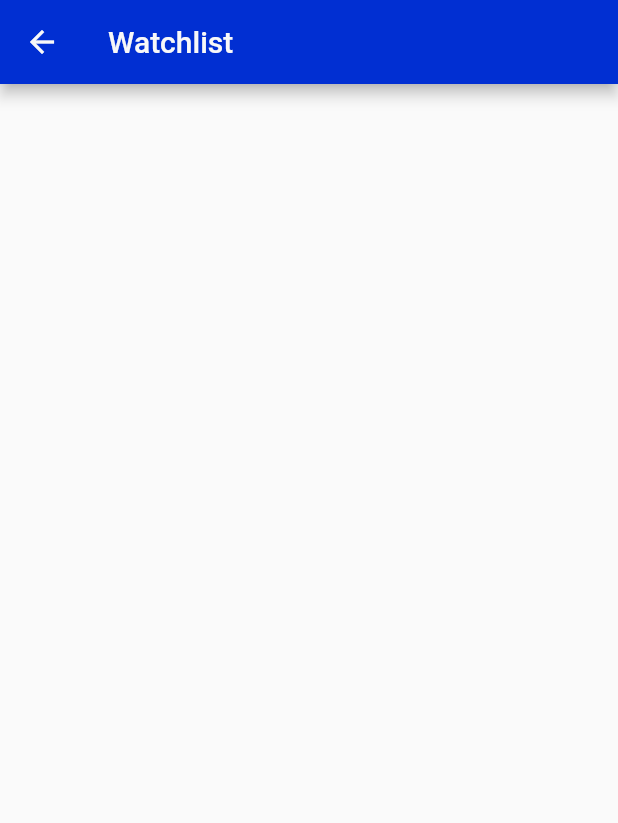
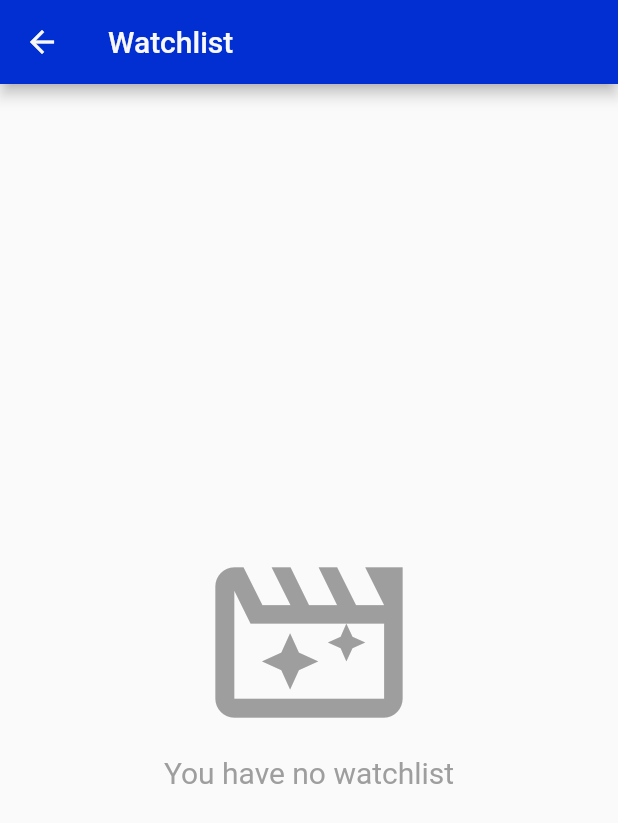
Before and after one commit to DhaniAM/Flutter-movie-app-1, a Flutter app: the WatchlistPage screen opened by its route, on a phone screen of 412 x 824 dp. Shown: the top 823 px of the screen. Run offline on Flutter 3.47's test engine with Material 2 defaults, Android fonts, the phone set to English and light mode, and no system bars; our stand-ins replace cached_network_image, dartz, equatable, flutter_rating_bar, get_it, google_fonts and 2 more; accounts and stored records are empty; network calls fail.

Commit message:
added empty watchlist message in watchlist page

```diff
--- a/lib/presentation/pages/watchlist_page.dart
+++ b/lib/presentation/pages/watchlist_page.dart
@@ -57,6 +57,27 @@ class _WatchlistPageState extends State<WatchlistPage> with RouteAware {
                 child: CircularProgressIndicator(),
               );
             } else if (movieData.watchlistState == RequestState.loaded) {
+              if (result.isEmpty) {
+                return Center(
+                  child: Column(
+                    mainAxisAlignment: MainAxisAlignment.center,
+                    children: [
+                      Icon(
+                        Icons.movie_filter_outlined,
+                        size: 150,
+                        color: Colors.grey,
+                      ),
+                      Text(
+                        'You have no watchlist',
+                        style: TextStyle(
+                          color: Colors.grey,
+                          fontSize: 20,
+                        ),
+                      ),
+                    ],
+                  ),
+                );
+              }
               return ListView.builder(
                 itemBuilder: (_, index) {
                   final content = result[index];
```
